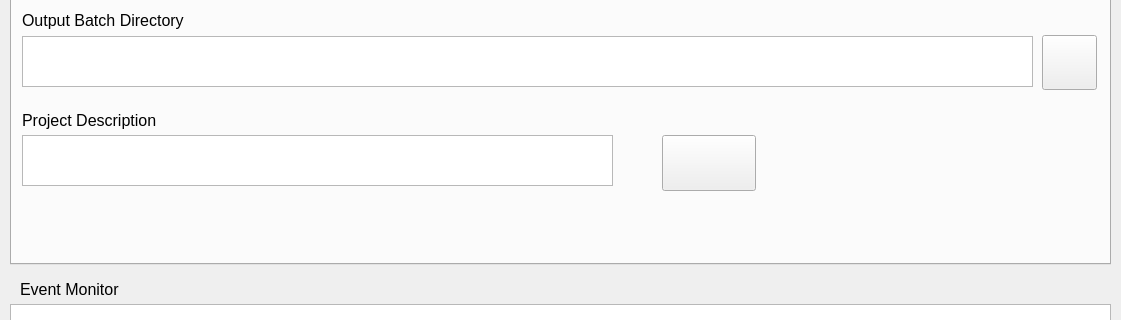
USEPA/EPA_OMEGA_Model, file omega_gui/elements/omega_gui_qt.ui: the form before one commit; both pictures show x 0 to 1121 and y 225 to 545 of the 1121 by 787 pixel window.
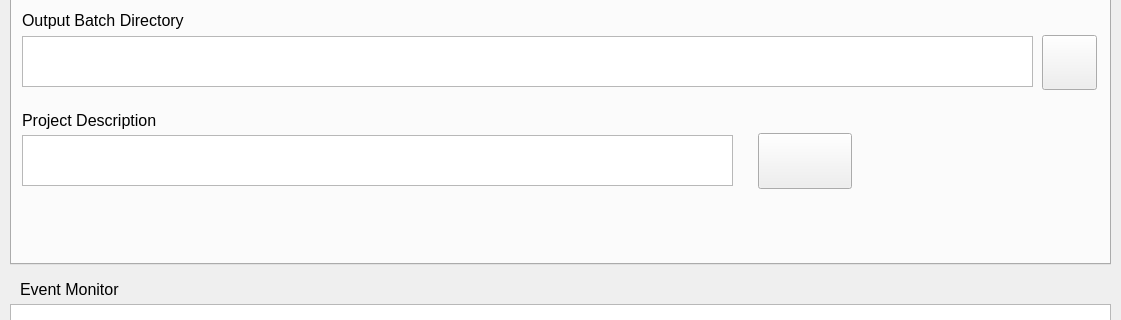
The form after the commit.

Patch:
```diff
--- a/omega_gui/elements/omega_gui_qt.ui
+++ b/omega_gui/elements/omega_gui_qt.ui
@@ -280,7 +280,7 @@
        <rect>
         <x>10</x>
         <y>240</y>
-        <width>591</width>
+        <width>711</width>
         <height>51</height>
        </rect>
       </property>
@@ -320,8 +320,8 @@
      <widget class="QPushButton" name="run_model_button">
       <property name="geometry">
        <rect>
-        <x>650</x>
-        <y>240</y>
+        <x>746</x>
+        <y>238</y>
         <width>94</width>
         <height>56</height>
        </rect>
@@ -339,7 +339,7 @@
      <widget class="QLabel" name="model_status_label">
       <property name="geometry">
        <rect>
-        <x>780</x>
+        <x>870</x>
         <y>230</y>
         <width>211</width>
         <height>71</height>
```
Left out of the diff: 4 changed lines with no effect on the pictures.
